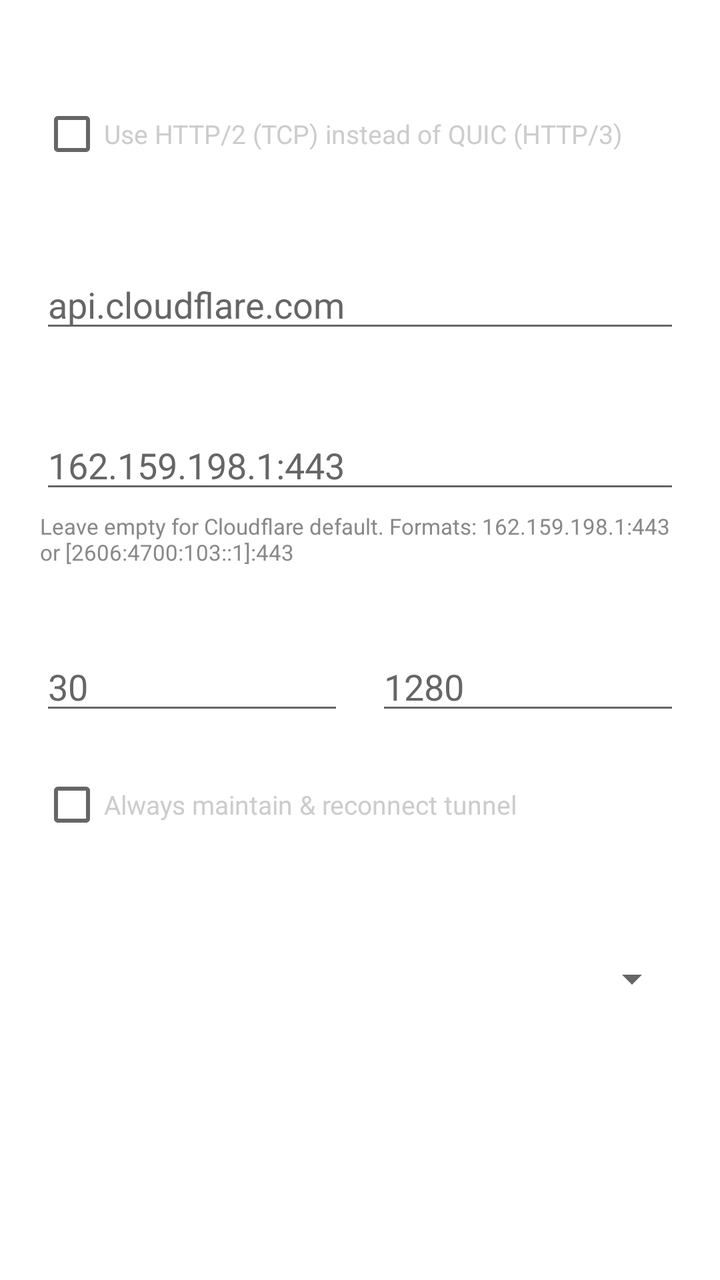
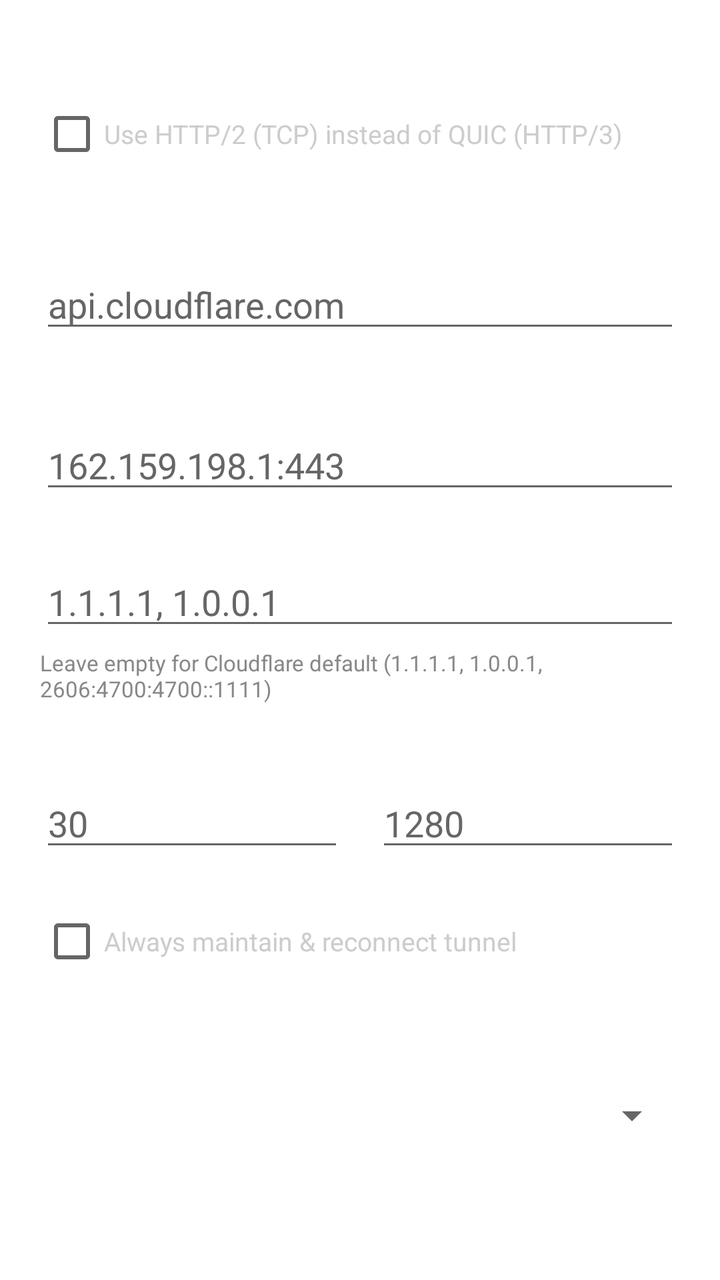

The first picture is an Android layout as it rendered before a commit; the second is the same layout after the commit. The layout source and the unified diff follow.
<!-- AndroidManifest.xml: application theme Theme.UsqueVpn -->
<!-- res/layout/dialog_settings.xml -->
<?xml version="1.0" encoding="utf-8"?>
<ScrollView xmlns:android="http://schemas.android.com/apk/res/android"
    android:layout_width="match_parent"
    android:layout_height="wrap_content">

    <LinearLayout
        android:layout_width="match_parent"
        android:layout_height="wrap_content"
        android:orientation="vertical"
        android:padding="20dp">

        
        <TextView
            android:layout_width="wrap_content"
            android:layout_height="wrap_content"
            android:text="Protocol Mode"
            android:textColor="#ffffff"
            android:textSize="14sp"
            android:textStyle="bold"
            android:layout_marginBottom="4dp" />

        <CheckBox
            android:id="@+id/http2_checkbox"
            android:layout_width="match_parent"
            android:layout_height="wrap_content"
            android:text="Use HTTP/2 (TCP) instead of QUIC (HTTP/3)"
            android:textColor="#cccccc"
            android:textSize="13sp"
            android:layout_marginBottom="16dp" />

        
        <TextView
            android:layout_width="wrap_content"
            android:layout_height="wrap_content"
            android:text="SNI (Server Name Indication)"
            android:textColor="#ffffff"
            android:textSize="14sp"
            android:textStyle="bold"
            android:layout_marginBottom="4dp" />

        <EditText
            android:id="@+id/sni_input"
            android:layout_width="match_parent"
            android:layout_height="wrap_content"
            android:hint="api.cloudflare.com"
            android:inputType="textUri"
            android:textColor="#ffffff"
            android:textColorHint="#666666"
            android:layout_marginBottom="16dp" />

        
        <TextView
            android:layout_width="wrap_content"
            android:layout_height="wrap_content"
            android:text="Custom Endpoint (host:port)"
            android:textColor="#ffffff"
            android:textSize="14sp"
            android:textStyle="bold"
            android:layout_marginBottom="4dp" />

        <EditText
            android:id="@+id/endpoint_input"
            android:layout_width="match_parent"
            android:layout_height="wrap_content"
            android:hint="162.159.198.1:443"
            android:inputType="textUri"
            android:textColor="#ffffff"
            android:textColorHint="#666666"
            android:layout_marginBottom="4dp" />

        <TextView
            android:layout_width="wrap_content"
            android:layout_height="wrap_content"
            android:text="Leave empty for Cloudflare default. Formats: 162.159.198.1:443 or [2606:4700:103::1]:443"
            android:textColor="#888888"
            android:textSize="11sp"
            android:layout_marginBottom="16dp" />

        
        <LinearLayout
            android:layout_width="match_parent"
            android:layout_height="wrap_content"
            android:orientation="horizontal"
            android:layout_marginBottom="16dp">

            <LinearLayout
                android:layout_width="0dp"
                android:layout_height="wrap_content"
                android:layout_weight="1"
                android:orientation="vertical"
                android:layout_marginEnd="8dp">

                <TextView
                    android:layout_width="wrap_content"
                    android:layout_height="wrap_content"
                    android:text="Keepalive (s)"
                    android:textColor="#ffffff"
                    android:textSize="13sp"
                    android:textStyle="bold"
                    android:layout_marginBottom="4dp" />

                <EditText
                    android:id="@+id/keepalive_input"
                    android:layout_width="match_parent"
                    android:layout_height="wrap_content"
                    android:hint="30"
                    android:inputType="number"
                    android:textColor="#ffffff"
                    android:textColorHint="#666666" />
            </LinearLayout>

            <LinearLayout
                android:layout_width="0dp"
                android:layout_height="wrap_content"
                android:layout_weight="1"
                android:orientation="vertical"
                android:layout_marginStart="8dp">

                <TextView
                    android:layout_width="wrap_content"
                    android:layout_height="wrap_content"
                    android:text="MTU"
                    android:textColor="#ffffff"
                    android:textSize="13sp"
                    android:textStyle="bold"
                    android:layout_marginBottom="4dp" />

                <EditText
                    android:id="@+id/mtu_input"
                    android:layout_width="match_parent"
                    android:layout_height="wrap_content"
                    android:hint="1280"
                    android:inputType="number"
                    android:textColor="#ffffff"
                    android:textColorHint="#666666" />
            </LinearLayout>
        </LinearLayout>

        
        <CheckBox
            android:id="@+id/always_reconnect_checkbox"
            android:layout_width="match_parent"
            android:layout_height="wrap_content"
            android:text="Always maintain &amp; reconnect tunnel"
            android:textColor="#cccccc"
            android:textSize="13sp"
            android:layout_marginBottom="16dp" />

        
        <TextView
            android:layout_width="wrap_content"
            android:layout_height="wrap_content"
            android:text="Log Level"
            android:textColor="#ffffff"
            android:textSize="14sp"
            android:textStyle="bold"
            android:layout_marginBottom="4dp" />

        <Spinner
            android:id="@+id/loglevel_spinner"
            android:layout_width="match_parent"
            android:layout_height="48dp"
            android:layout_marginBottom="8dp" />

    </LinearLayout>
</ScrollView>
<!-- resources referenced by this layout -->
<resources>
  <style name="Theme.UsqueVpn" parent="Theme.MaterialComponents.DayNight.NoActionBar">
          <item name="colorPrimary">#6c5ce7</item>
          <item name="colorPrimaryDark">#5b4cdb</item>
          <item name="colorAccent">#00cec9</item>
          <item name="android:statusBarColor">#1a1a2e</item>
          <item name="android:navigationBarColor">#1a1a2e</item>
      </style>
</resources>

<!-- the commit's change to res/layout/dialog_settings.xml (unified diff, before → after) -->
@@ -68,10 +68,30 @@
             android:textColorHint="#666666"
             android:layout_marginBottom="4dp" />
 
+        
         <TextView
             android:layout_width="wrap_content"
             android:layout_height="wrap_content"
-            android:text="Leave empty for Cloudflare default. Formats: 162.159.198.1:443 or [2606:4700:103::1]:443"
+            android:text="Custom DNS Servers (comma separated)"
+            android:textColor="#ffffff"
+            android:textSize="14sp"
+            android:textStyle="bold"
+            android:layout_marginBottom="4dp" />
+
+        <EditText
+            android:id="@+id/dns_input"
+            android:layout_width="match_parent"
+            android:layout_height="wrap_content"
+            android:hint="1.1.1.1, 1.0.0.1"
+            android:inputType="textUri"
+            android:textColor="#ffffff"
+            android:textColorHint="#666666"
+            android:layout_marginBottom="4dp" />
+
+        <TextView
+            android:layout_width="wrap_content"
+            android:layout_height="wrap_content"
+            android:text="Leave empty for Cloudflare default (1.1.1.1, 1.0.0.1, 2606:4700:4700::1111)"
             android:textColor="#888888"
             android:textSize="11sp"
             android:layout_marginBottom="16dp" />
